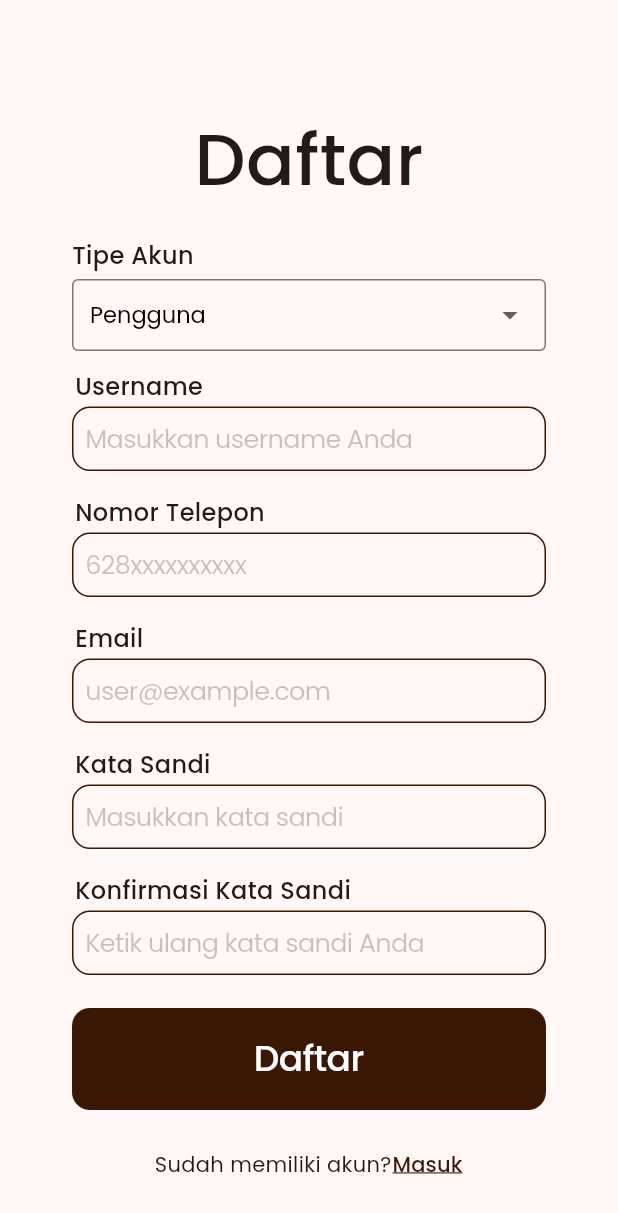
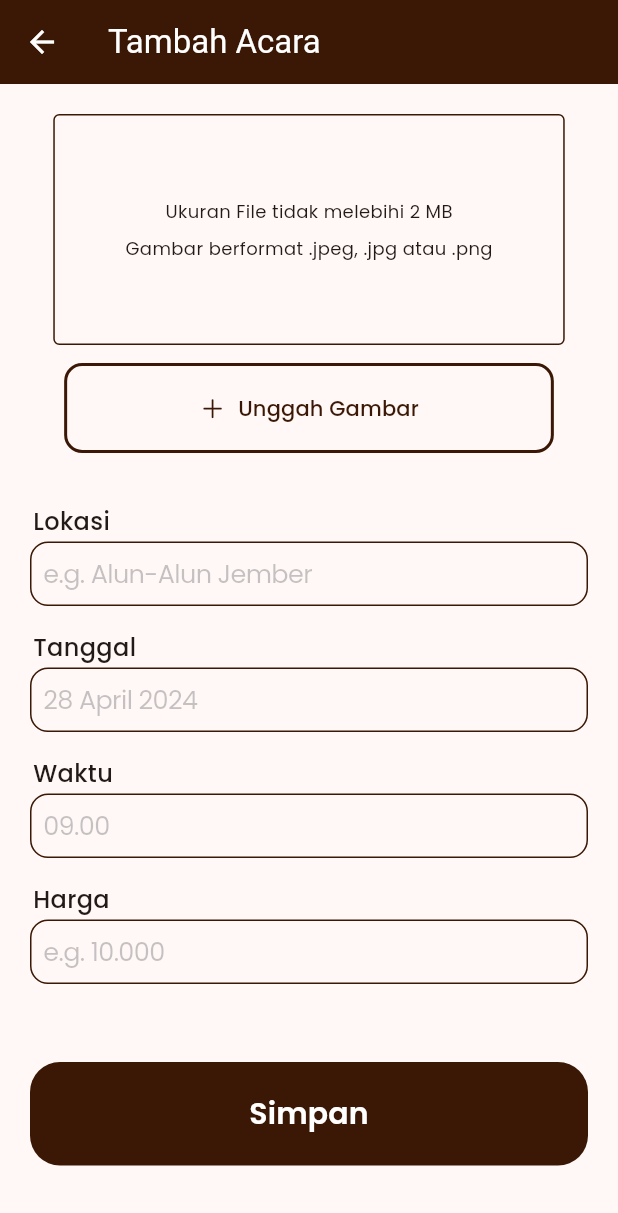
Before and after one commit to ivantrywicaksono/makarya_frontend, a Flutter app: the screen it shows after launch, on a phone screen of 412 x 824 dp. Shown: the top 1213 px of the screen. Run offline on Flutter 3.47's test engine with Material 3 defaults, Android fonts, the phone set to English and light mode, and no system bars; our stand-ins replace go_router, google_fonts, image_picker.

Commit message:
create event

```diff
--- a/lib/main.dart
+++ b/lib/main.dart
@@ -33,7 +33,7 @@ class MyApp extends StatelessWidget {
     // redirect: (context, state) {},
     navigatorKey: _rootNavigatorKey,
     // initialLocation: '/galeri/comments',
-    initialLocation: '/splash',
+    initialLocation: '/komunitas/create',
     debugLogDiagnostics: true,
     routes: <RouteBase>[
       GoRoute(
@@ -119,8 +119,8 @@ class MyApp extends StatelessWidget {
               GoRoute(
                 parentNavigatorKey: _rootNavigatorKey,
                 path: 'create',
-                builder: (context, state) => UpdatePublikasiScreen(
-                    title: 'Ubah Publikasi'), //Create Screen
+                builder: (context, state) => CreateEventScreen(
+                    title: 'Tambah Acara'), //Create Screen
               ),
               GoRoute(
                 path: ':komunitasId',
--- /dev/null
+++ b/lib/screens/create_event_screen.dart
@@ -0,0 +1,169 @@
+part of screens;
+
+class CreateEventScreen extends StatefulWidget {
+  final String title;
+
+  const CreateEventScreen({super.key, required this.title});
+
+  @override
+  State<CreateEventScreen> createState() => _CreateEventScreenState();
+}
+
+class _CreateEventScreenState extends State<CreateEventScreen> {
+  File? _image;
+  ImagePicker picker = ImagePicker();
+  TextEditingController _lokasiController = TextEditingController();
+  TextEditingController _tanggalController = TextEditingController();
+  TextEditingController _waktuController = TextEditingController();
+  TextEditingController _hargaController = TextEditingController();
+
+  Future getImageFromGallery() async {
+    final pickedFile = await picker.pickImage(source: ImageSource.gallery);
+
+    setState(() {
+      if (pickedFile != null) {
+        _image = File(pickedFile.path);
+      }
+    });
+  }
+
+  @override
+  Widget build(BuildContext context) {
+    Color primary = Utils.getPrimaryColor(context);
+
+    return Scaffold(
+      appBar: AppBar(
+        title: Text(widget.title),
+      ),
+      body: SingleChildScrollView(
+        padding: EdgeInsets.all(20),
+        child: Column(
+          children: [
+            Container(
+              padding: EdgeInsets.only(top: 23, bottom: 23, left: 15, right: 15),
+              decoration: BoxDecoration(
+                border: Border.all(color: Color.fromRGBO(58, 24, 5, 1)),
+                borderRadius: BorderRadius.circular(4),
+              ),
+              child: ClipRRect(
+                borderRadius: BorderRadius.circular(12),
+                child: _image != null
+                    ? Image.file(_image!)
+                    : Padding(
+                      padding: const EdgeInsets.all(32),
+                      child: Column(
+                        children: [
+                          Text(
+                            'Ukuran File tidak melebihi 2 MB',
+                            style: TextStyle(fontSize: 12.0, fontFamily: 'poppins'),
+                          ),
+                          SizedBox(height: 8.0),
+                          Text(
+                            'Gambar berformat .jpeg, .jpg atau .png',
+                            style: TextStyle(fontSize: 12.0, fontFamily: 'poppins'),
+                          ),
+                        ],
+                      ),
+                    ),
+              ),
+            ),
+            SizedBox(height: 12),
+            TextButton.icon(
+              style: ButtonStyle(
+                padding: MaterialStatePropertyAll(
+                    EdgeInsets.symmetric(vertical: 20, horizontal: 90)),
+                side: MaterialStatePropertyAll(BorderSide(color: primary, width: 2)),
+                shape: MaterialStatePropertyAll(RoundedRectangleBorder(
+                    borderRadius: BorderRadius.circular(12))),
+              ),
+              onPressed: () => getImageFromGallery(),
+              icon: Icon(CupertinoIcons.add),
+              label: Text(
+                'Unggah Gambar',
+                style: GoogleFonts.poppins(),
+              ),
+            ),
+            SizedBox(height: 22),
+            LabelInput(
+              controller: _lokasiController,
+              type: TextInputType.text,
+              label: 'Lokasi',
+              placeholder: 'e.g. Alun-Alun Jember',
+            ),
+            LabelInput(
+              controller: _tanggalController,
+              type: TextInputType.text,
+              label: 'Tanggal',
+              placeholder: '28 April 2024',
+              readOnly: true,
+              onTap: () async {
+                final DateTime? pickedDate = await showCupertinoModalPopup(
+                  context: context,
+                  builder: (context) => Container(
+                    height: 216,
+                    child: CupertinoDatePicker(
+                      mode: CupertinoDatePickerMode.date,
+                      initialDateTime: DateTime.now(),
+                      onDateTimeChanged: (dateTime) {
+                      _tanggalController.text = DateFormat('dd MMMM yyyy').format(dateTime);
+                    },
+                  ),
+                ),
+                );
+              },
+            ),
+            LabelInput(
+              controller: _waktuController,
+              type: TextInputType.text,
+              label: 'Waktu',
+              placeholder: '09.00',
+              readOnly: true,
+              onTap: () async {
+                final TimeOfDay? pickedTime = await showCupertinoModalPopup(
+                  context: context,
+                  builder: (context) => Container(
+                    height: 216,
+                    child: CupertinoTimePicker(
+                      mode: CupertinoTimePickerMode.hm,
+                      initialTimerDuration: Duration(hours: 9),
+                      onTimerDurationChanged: (timerDuration) {
+                      _waktuController.text = timerDuration.toString().split('.').first.padLeft(5, '0');
+                    },
+                  ),
+                ),
+                );
+              },
+            ),
+            LabelInput(
+              controller: _hargaController,
+              type: TextInputType.text,
+              label: 'Harga',
+              placeholder: 'e.g. 10.000',
+            ),
+            SizedBox(height: 48),
+            Container(
+              width: MediaQuery.of(context).size.width,
+              child: TextButton(
+                onPressed: () {},
+                child: Text(
+                  'Simpan',
+                  style: GoogleFonts.poppins(
+                      textStyle: TextStyle(
+                          color: Colors.white,
+                          fontSize: 20,
+                          fontWeight: FontWeight.w600)),
+                ),
+                style: ButtonStyle(
+                    shape: MaterialStatePropertyAll(RoundedRectangleBorder(
+                        borderRadius: BorderRadius.circular(20))),
+                    padding: MaterialStatePropertyAll(
+                        EdgeInsets.symmetric(vertical: 20)),
+                    backgroundColor: MaterialStatePropertyAll(primary)),
+              ),
+            )
+          ],
+        ),
+      ),
+    );
+  }
+}
--- a/lib/screens/create_publikasi_screen.dart
+++ b/lib/screens/create_publikasi_screen.dart
@@ -42,7 +42,7 @@ class _CreatePublikasiScreenState extends State<CreatePublikasiScreen> {
                 borderRadius: BorderRadius.circular(12),
                 child: _image != null
                     ? Image.file(_image!)
-                    : Image.asset('assets/images/create_message.png'),
+                    : Text('assets/images/create_message.png'),
               ),
             ),
             TextButton.icon(
--- a/lib/screens/screens.dart
+++ b/lib/screens/screens.dart
@@ -29,3 +29,4 @@ part 'splash_screen.dart';
 part 'daftar.dart';
 part 'detail_komunitas.dart';
 part 'lihatpengajuan.dart';
+part 'create_event_screen.dart';
```
Also changed, not shown: assets/images/create_message.png (deleted).
